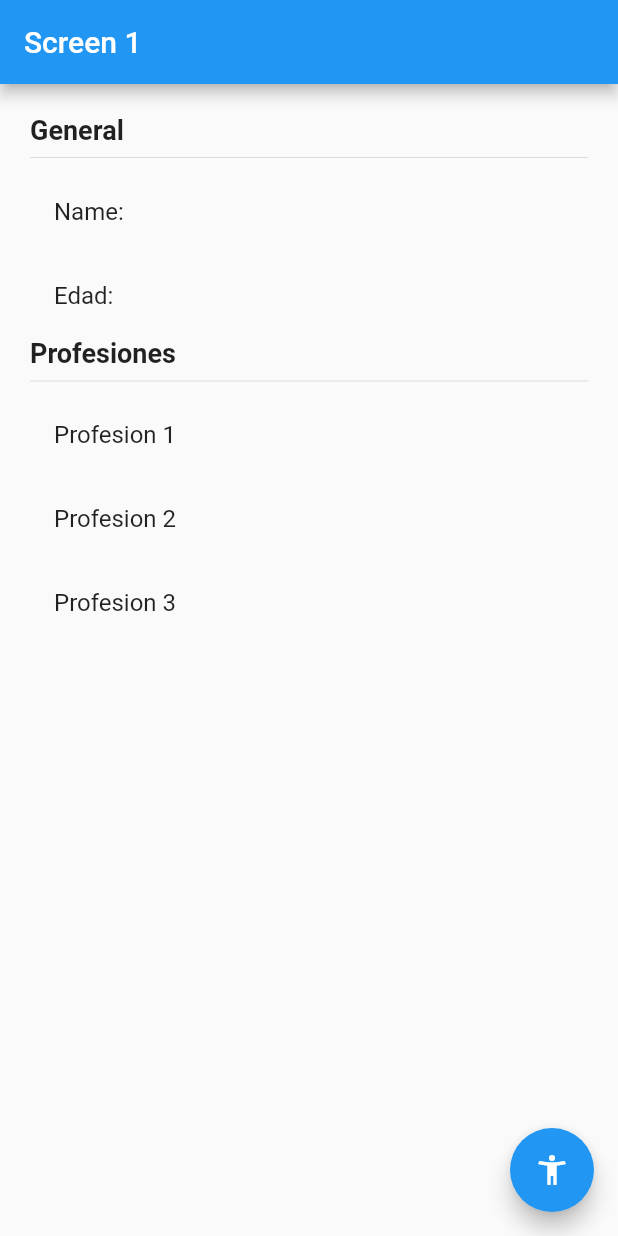
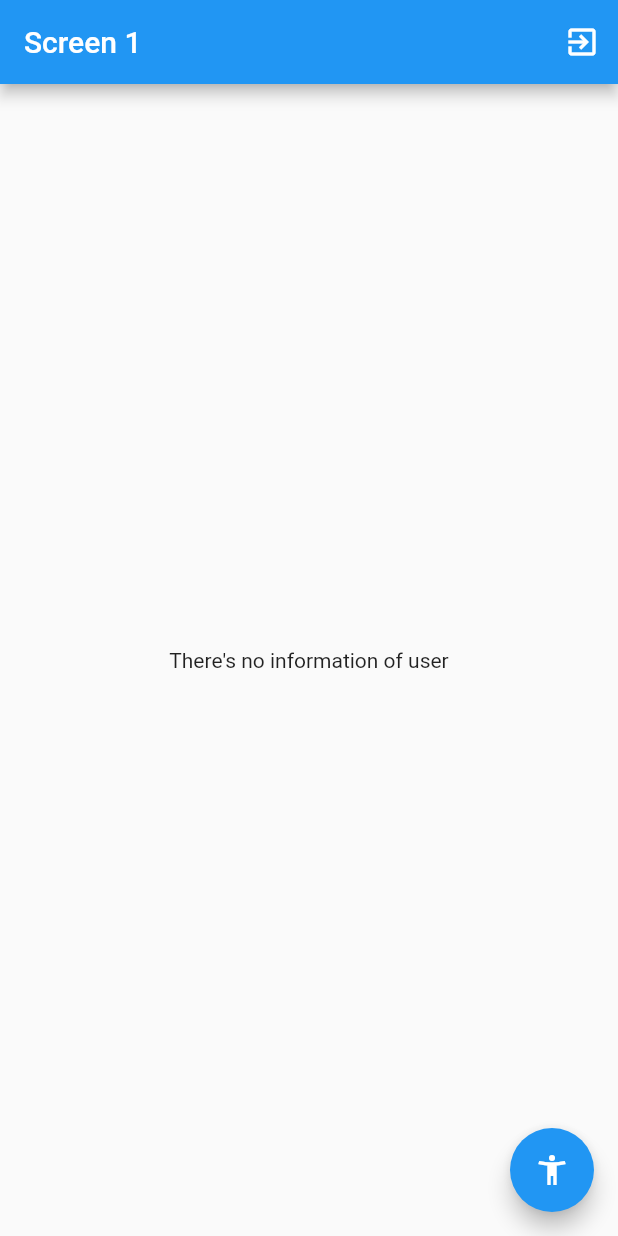
Before and after one commit to JensLam12/states_app, a Flutter app: the screen it shows after launch, on a phone screen of 412 x 824 dp. Run offline on Flutter 3.47's test engine with Material 2 defaults, Android fonts, the phone set to English and light mode, and no system bars; our stand-ins replace flutter_bloc.

Commit message:
Added changes with cubit

```diff
--- /dev/null
+++ b/lib/bloc/user/user_cubit.dart
@@ -0,0 +1,38 @@
+import 'package:flutter_bloc/flutter_bloc.dart';
+import 'package:meta/meta.dart';
+
+import '../../models/user.dart';
+
+part 'user_state.dart';
+
+class UserCubit extends Cubit<UserState> {
+  UserCubit() : super( UserInitial() );
+
+  void selectUser( User user ) {
+    emit( activeUser(user ));
+  }
+
+  void updateAge(int age ) {
+    final currentState = state;
+    if( currentState is activeUser) {
+      final newUser = currentState.user.copyWith(age: age);
+      emit( activeUser(newUser));
+    }
+  }
+
+  void addProfession() {
+    final currentState = state;
+    if( currentState is activeUser) {
+      final professions = [
+        ...currentState.user.professions,
+        'Profession ${ currentState.user.professions.length + 1}'
+      ];
+      final newUser = currentState.user.copyWith(professions: professions);
+      emit( activeUser(newUser));
+    }
+  }
+
+  void removeUser() {
+    emit(UserInitial());
+  }
+}
--- /dev/null
+++ b/lib/bloc/user/user_state.dart
@@ -0,0 +1,15 @@
+part of 'user_cubit.dart';
+
+@immutable
+abstract class UserState {}
+
+class UserInitial extends UserState{
+  final existsUser = false;
+}
+
+class activeUser extends UserState {
+  final existsUser = true;
+  final User user;
+
+  activeUser(this.user);
+}
--- a/lib/main.dart
+++ b/lib/main.dart
@@ -1,4 +1,6 @@
 import 'package:flutter/material.dart';
+import 'package:flutter_bloc/flutter_bloc.dart';
+import 'package:states_app/bloc/user/user_cubit.dart';
 import 'package:states_app/screens/screen1.dart';
 import 'package:states_app/screens/screen2.dart';
 
@@ -9,7 +11,11 @@ class MyApp extends StatelessWidget {
 
   @override
   Widget build(BuildContext context) {
-    return MaterialApp(
+    return MultiBlocProvider(
+      providers: [
+        BlocProvider(create: (_) => UserCubit() )
+      ],
+      child: MaterialApp(
         debugShowCheckedModeBanner: false,
         title: 'Material App',
         initialRoute: 'screen1',
@@ -17,6 +23,7 @@ class MyApp extends StatelessWidget {
           'screen1': (_) => const Screen1(),
           'screen2': (_) => const Screen2(),
         },
+      ),
     );
   }
 }
--- a/lib/models/user.dart
+++ b/lib/models/user.dart
@@ -1,11 +1,22 @@
 class User {
-  String name;
-  int age;
-  List<String> professions;
+  final String name;
+  final int age;
+  final List<String> professions;
 
   User({
     required this.name,
     required this.age,
     required this.professions
   });
+
+  User copyWith({
+    String? name,
+    int? age,
+    List<String>? professions
+  }) =>
+    User(
+      name: name ?? this.name,
+      age: age ?? this.age,
+      professions: professions ?? this.professions
+  );
 }
--- a/lib/screens/screen1.dart
+++ b/lib/screens/screen1.dart
@@ -1,4 +1,8 @@
 import 'package:flutter/material.dart';
+import 'package:flutter_bloc/flutter_bloc.dart';
+import 'package:states_app/bloc/user/user_cubit.dart';
+
+import '../models/user.dart';
 
 class Screen1 extends StatelessWidget {
   const Screen1({super.key});
@@ -8,8 +12,14 @@ class Screen1 extends StatelessWidget {
     return Scaffold(
       appBar: AppBar(
         title: const Text('Screen 1'),
+        actions: [
+          IconButton(
+            onPressed: () => context.read<UserCubit>().removeUser(),
+            icon: const Icon( Icons.exit_to_app)
+          )
+        ],
       ),
-      body: userInfo(),
+      body: const BodyScaffold(),
       floatingActionButton: FloatingActionButton(
         child: const Icon( Icons.accessibility_new),
         onPressed: () => Navigator.pushNamed(context, 'screen2'),
@@ -18,9 +28,42 @@ class Screen1 extends StatelessWidget {
   }
 }
 
+class BodyScaffold extends StatelessWidget {
+  const BodyScaffold({
+    Key? key,
+  }) : super(key: key);
+
+  @override
+  Widget build(BuildContext context) {
+    return BlocBuilder<UserCubit, UserState>(
+      builder: ( _, state) {
+
+        switch(state.runtimeType) {
+          case UserInitial:
+            return const Center( child:  Text("There's no information of user"));
+          case activeUser:
+            return userInfo( user: ( state as activeUser).user  );
+          default:
+            return const Center( child: Text("State doesn't recognized"));
+        }
+
+        // if( state is UserInitial ) {
+        //   return const Center( child:  Text("There's no information of user"));
+        // } else if( state is activeUser ) {
+        //   return userInfo( user: state.user );
+        // }else{
+        //   return const Center( child: Text("State doesn't recognized"));
+        // }
+      }
+    );
+  }
+}
+
 class userInfo extends StatelessWidget {
+  final User user;
   const userInfo({
     Key? key,
+    required this.user,
   }) : super(key: key);
 
   @override
@@ -31,17 +74,17 @@ class userInfo extends StatelessWidget {
       padding: const EdgeInsets.all(20.0),
       child: Column(
         crossAxisAlignment: CrossAxisAlignment.start,
-        children: const [
-          Text('General', style: TextStyle(fontSize: 18, fontWeight: FontWeight.bold ) ),
-          Divider(),
-          ListTile( title: Text('Name: ') ),
-          ListTile( title: Text('Edad: ') ),
+        children: [
+          const Text('General', style: TextStyle(fontSize: 18, fontWeight: FontWeight.bold ) ),
+          const Divider(),
+          ListTile( title: Text('Name: ${user.name}') ),
+          ListTile( title: Text('Edad: ${user.age}') ),
 
-          Text('Profesiones', style: TextStyle(fontSize: 18, fontWeight: FontWeight.bold ) ),
-          Divider(),
-          ListTile( title: Text('Profesion 1') ),
-          ListTile( title: Text('Profesion 2') ),
-          ListTile( title: Text('Profesion 3') ),
+          const Text('Profesiones', style: TextStyle(fontSize: 18, fontWeight: FontWeight.bold ) ),
+          const Divider(),
+          ...user.professions.map(
+            (profession) => ListTile( title: Text(profession) )
+          ).toList()
         ],
       ),
     );
--- a/pubspec.yaml
+++ b/pubspec.yaml
@@ -36,6 +36,7 @@ dependencies:
   # The following adds the Cupertino Icons font to your application.
   # Use with the CupertinoIcons class for iOS style icons.
   cupertino_icons: ^1.0.2
+  flutter_bloc: ^8.1.1
 
 dev_dependencies:
   flutter_test:
```
Also changed, not shown: lib/screens/screen2.dart (+16 -3 lines), pubspec.lock. Lines whose indentation alone changed are shown as unchanged.
